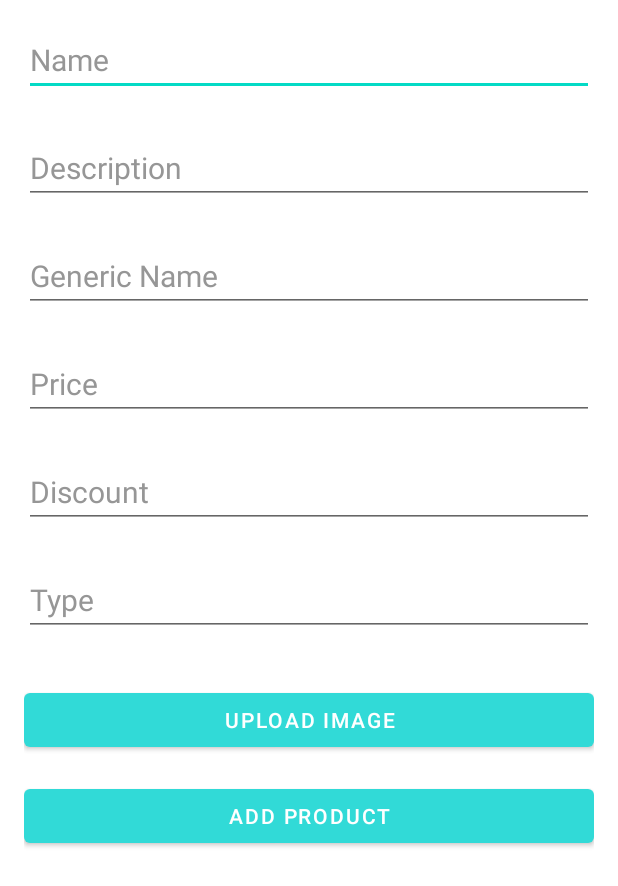
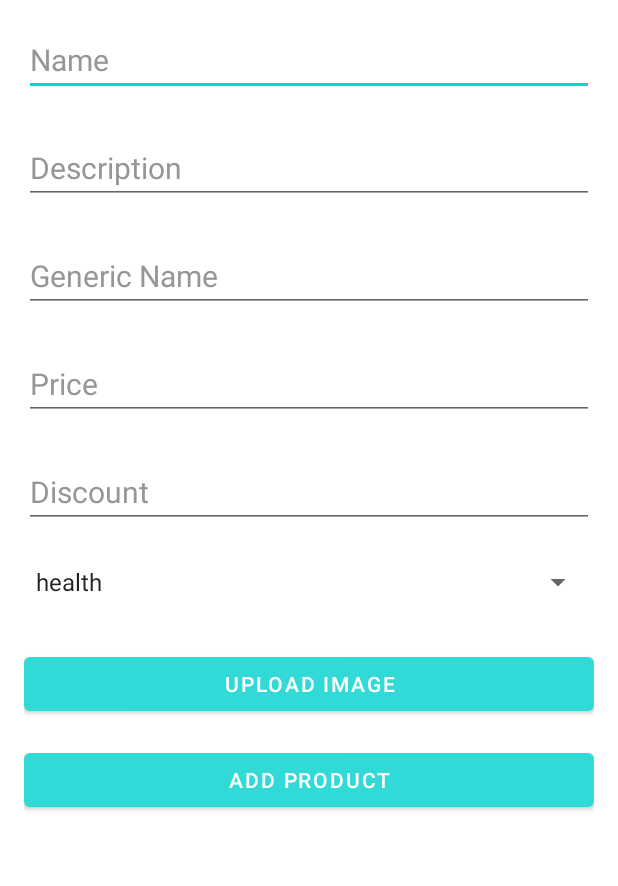
Before and after one commit to Mofazzal874/PharmaPlus, an Android app: the AddProducts screen opened directly, with no data from a screen before it, on a phone screen of 412 x 824 dp. Shown: the top 886 px of the screen. Run offline under Robolectric (Android 15) with nearby library versions, the phone set to English and light mode, and no system bars; our stand-ins replace Firebase (no records; nobody signed in at launch, a user with empty details on screens opened directly).

Commit message:
Admin add product, modify product spinner added

```diff
--- a/app/src/main/java/com/example/projecto/activities/AddProducts.java
+++ b/app/src/main/java/com/example/projecto/activities/AddProducts.java
@@ -7,8 +7,10 @@ import android.content.Intent;
 import android.net.Uri;
 import android.os.Bundle;
 import android.view.View;
+import android.widget.ArrayAdapter;
 import android.widget.Button;
 import android.widget.EditText;
+import android.widget.Spinner;
 import android.widget.Toast;
 
 import com.example.projecto.R;
@@ -21,7 +23,9 @@ import com.google.firebase.storage.UploadTask;
 
 public class AddProducts extends AppCompatActivity {
 
-    EditText name, description, gname, price, type, discount;
+    EditText name, description, gname, price, discount;
+
+    Spinner typeSpinner;
     Button uploadImg, addProduct;
 
     FirebaseFirestore db;
@@ -41,7 +45,14 @@ public class AddProducts extends AppCompatActivity {
         description = findViewById(R.id.etDescription);
         gname = findViewById(R.id.etGenericName);
         price = findViewById(R.id.etPrice);
-        type = findViewById(R.id.etType);
+
+        typeSpinner = findViewById(R.id.etType);
+        ArrayAdapter<CharSequence> adapter = ArrayAdapter.createFromResource(this,
+                R.array.type_options, android.R.layout.simple_spinner_item);
+        adapter.setDropDownViewResource(android.R.layout.simple_spinner_dropdown_item);
+        typeSpinner.setAdapter(adapter);
+
+
         discount = findViewById(R.id.etDiscount);
 
         uploadImg = findViewById(R.id.btnUploadImage);
@@ -74,7 +85,7 @@ public class AddProducts extends AppCompatActivity {
         String productDescription = description.getText().toString().trim();
         String productGenericName = gname.getText().toString().trim();
         String productPrice = price.getText().toString().trim();
-        String productType = type.getText().toString().trim();
+        String productType = typeSpinner.getSelectedItem().toString();
         String productDiscount = discount.getText().toString().trim();
 
         if (productName.isEmpty() || productDescription.isEmpty() || productGenericName.isEmpty()
--- a/app/src/main/java/com/example/projecto/adapters/SuggestedAdapters.java
+++ b/app/src/main/java/com/example/projecto/adapters/SuggestedAdapters.java
@@ -65,7 +65,6 @@ public class SuggestedAdapters extends RecyclerView.Adapter<SuggestedAdapters.Vi
         TextView name,description,gname,discount;
         public ViewHolder(@NonNull View itemView) {
             super(itemView);
-
             sugImg = itemView.findViewById(R.id.sug_img);
             name = itemView.findViewById(R.id.sug_name);
             description = itemView.findViewById(R.id.sug_des);
--- a/app/src/main/res/layout/activity_add_products.xml
+++ b/app/src/main/res/layout/activity_add_products.xml
@@ -73,17 +73,14 @@
         android:layout_marginTop="8dp"
         android:layout_marginBottom="16dp"/>
 
-    <EditText
+    <Spinner
         android:id="@+id/etType"
         android:layout_width="match_parent"
         android:layout_height="wrap_content"
-        android:hint="Type"
-        android:textColorHint="#969696"
-        android:textColor="@color/black"
-        android:textSize="20sp"
         android:layout_below="@id/etDiscount"
         android:layout_marginTop="8dp"
-        android:layout_marginBottom="16dp"/>
+        android:layout_marginBottom="16dp"
+        android:entries="@array/type_options"/>
 
     <Button
         android:id="@+id/btnUploadImage"
--- a/app/src/main/res/values/strings.xml
+++ b/app/src/main/res/values/strings.xml
@@ -13,4 +13,11 @@
     <string name="slogan">\t\t\t\tYour One-Stop \n Pharmacy Management Solution!</string>
     <!-- TODO: Remove or change this placeholder text -->
     <string name="hello_blank_fragment">Hello blank fragment</string>
+
+
+    <string-array name="type_options">
+        <item>health</item>
+        <item>medication</item>
+        <item>personal</item>
+    </string-array>
 </resources>
```
Also changed, not shown: app/src/main/java/com/example/projecto/activities/ModifyProducts.java (+15 -4 lines), app/src/main/res/layout/activity_modify_products.xml (+3 -6 lines), app/src/main/java/com/example/projecto/ui/home/HomeFragment.java (line endings or trailing spaces), 2 other files.
